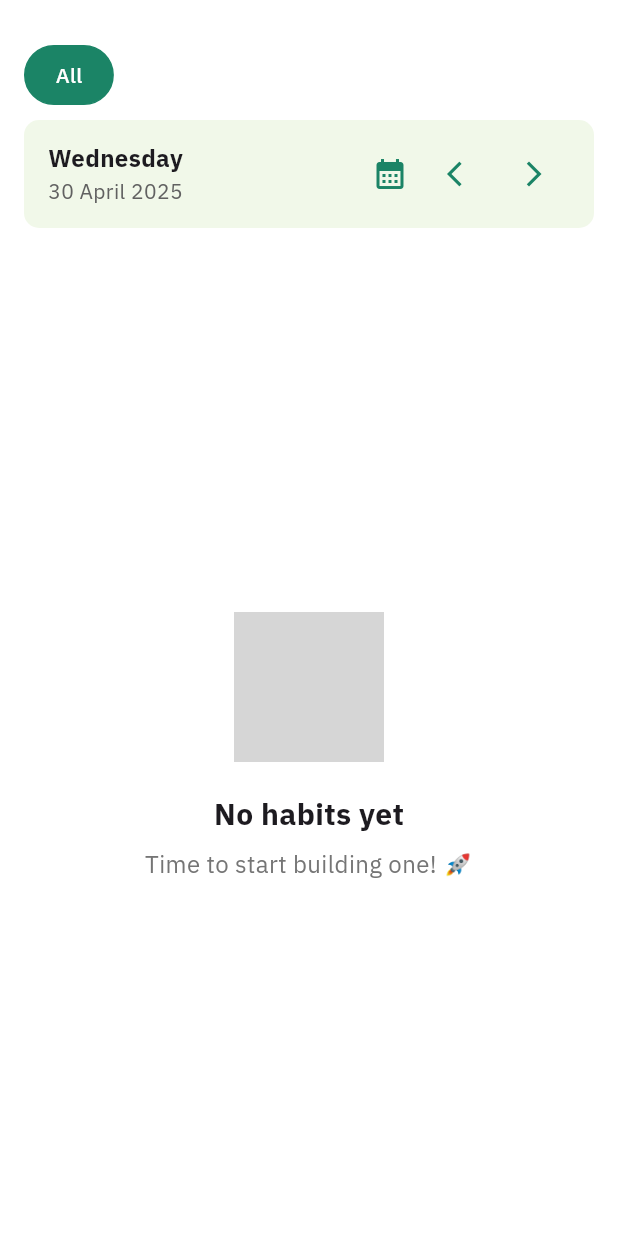
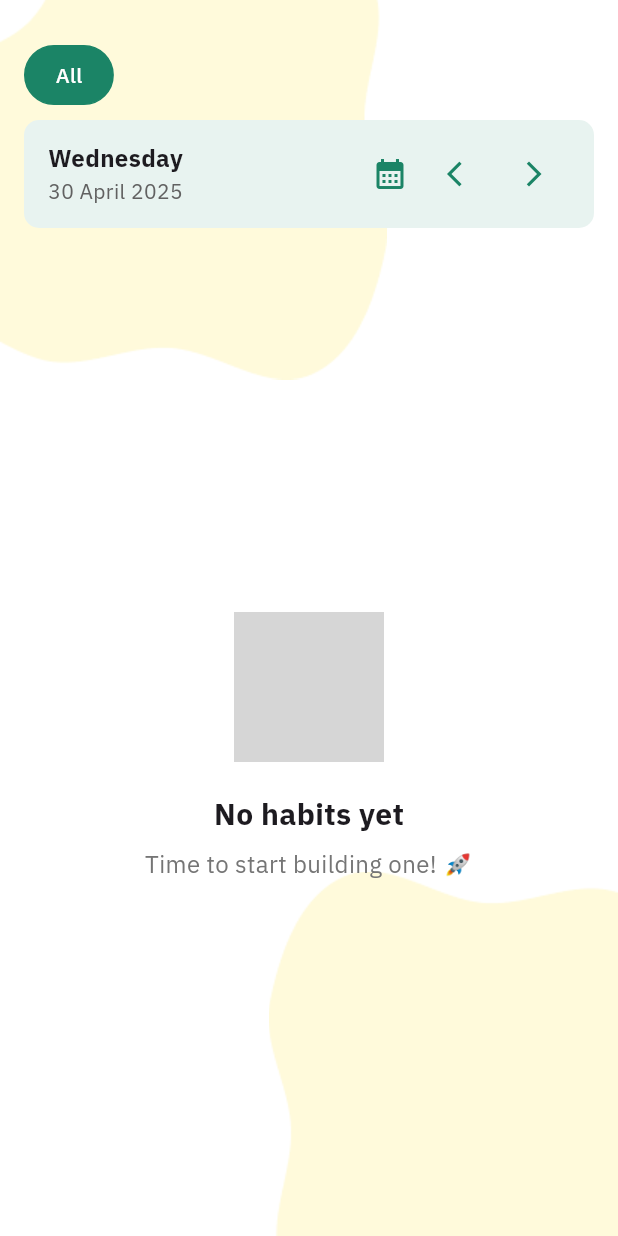
Before and after one commit to Mohamedazzaam/trakify, a Flutter app: the _HabitsScreenContent screen opened directly, on a phone screen of 412 x 824 dp. Run offline on Flutter 3.47's test engine with Material 3 defaults, Android fonts, the phone set to English and light mode, and no system bars; our stand-ins replace animated_bottom_navigation_bar, cached_network_image, dartz, dio, equatable, flutter_bloc and 12 more; accounts and stored records are empty; grey boxes are pictures that could not be loaded.

Commit message:
finish app theame

```diff
--- a/lib/core/widgets/bottom_nav_bar.dart
+++ b/lib/core/widgets/bottom_nav_bar.dart
@@ -5,10 +5,8 @@ import 'package:flutter_screenutil/flutter_screenutil.dart';
 import 'package:font_awesome_flutter/font_awesome_flutter.dart';
 import 'package:trakify/core/di/dependency_injection.dart';
 import 'package:trakify/core/helpers/extensions.dart';
-import 'package:trakify/core/helpers/spacing.dart';
 import 'package:trakify/core/routing/routes.dart';
 import 'package:trakify/core/theming/app_colors.dart';
-import 'package:trakify/core/theming/app_styles.dart';
 import 'package:trakify/features/areas/ui/areas_screen.dart';
 import 'package:trakify/features/home/ui/home_screen.dart';
 import 'package:trakify/features/profile/logic/profile_cubit.dart';
--- a/lib/features/areas/ui/area_screen.dart
+++ b/lib/features/areas/ui/area_screen.dart
@@ -1,16 +1,13 @@
 import 'package:flutter/material.dart';
 import 'package:hive_flutter/hive_flutter.dart';
 import 'package:trakify/core/widgets/bg_shape_scaffold.dart';
-
 import '../../../core/theming/app_colors.dart';
 import '../../../core/widgets/area_habit_item.dart';
 import '../../../core/widgets/area_list_tile.dart';
 import '../../../features/add_habit/data/models/habit_model.dart';
 import '../../add_habit/ui/add_habit_screen.dart';
 import '../../edit_habit/ui/edit_habit_screen.dart';
-import '../../progress/ui/view_models/StatisticsViewModel.dart';
 import '../data/models/area_model.dart';
-import 'package:provider/provider.dart';
 
 class AreaScreen extends StatelessWidget {
   const AreaScreen({
@@ -37,7 +34,7 @@ class AreaScreen extends StatelessWidget {
 
     return BgShapeScaffold(
       appBar: AppBar(
-        backgroundColor: null,
+        backgroundColor: Colors.transparent,
         automaticallyImplyLeading: false,
         leading: InkWell(
           onTap: () {
@@ -74,6 +71,7 @@ class AreaScreen extends StatelessWidget {
                 cardColor: Color(0xff1B8466),
                 titleColor: Colors.white,
                 subTitleColor: Colors.white,
+                enable: false,
               ),
             ),
 
--- a/lib/features/areas/ui/areas_screen.dart
+++ b/lib/features/areas/ui/areas_screen.dart
@@ -74,6 +74,7 @@ class AreaListView extends StatelessWidget {
                     ),
                   );
                 },
+                enable: true,
               ),
             );
           },
--- a/lib/features/home/ui/home_screen.dart
+++ b/lib/features/home/ui/home_screen.dart
@@ -1,6 +1,7 @@
 import 'package:flutter/material.dart';
 import 'package:provider/provider.dart';
 import 'package:trakify/core/theming/app_colors.dart';
+import 'package:trakify/core/widgets/bg_shape_scaffold.dart';
 import 'package:trakify/features/add_habit/data/models/habit_model.dart';
 import 'package:trakify/features/add_habit/data/repos/habit_repository.dart';
 import 'package:trakify/features/home/ui/view_model/habit_tracking_view_model.dart';
@@ -31,14 +32,11 @@ class _HabitsScreenContent extends StatelessWidget {
   Widget build(BuildContext context) {
     return Consumer<HabitTrackingViewModel>(
       builder: (context, viewModel, _) {
-        return Scaffold(
-          backgroundColor: Colors.white,
-          body: SafeArea(
-            child:
-                viewModel.isLoading
-                    ? const Center(child: CircularProgressIndicator())
-                    : _buildContent(context, viewModel),
-          ),
+        return BgShapeScaffold(
+          body:
+              viewModel.isLoading
+                  ? const Center(child: CircularProgressIndicator())
+                  : _buildContent(context, viewModel),
         );
       },
     );
@@ -119,7 +117,7 @@ class _HabitsScreenContent extends StatelessWidget {
     return Container(
       padding: const EdgeInsets.symmetric(horizontal: 16, vertical: 12),
       decoration: BoxDecoration(
-        color: Colors.lightGreen.shade50,
+        color: AppColors.primaryLight,
         borderRadius: BorderRadius.circular(10),
       ),
       child: Row(
@@ -233,9 +231,9 @@ class _HabitsScreenContent extends StatelessWidget {
             height: 200,
             errorBuilder: (context, error, stackTrace) {
               return const Icon(
-                Icons.cloud_outlined,
+                Icons.wb_cloudy_outlined,
                 size: 100,
-                color: Colors.grey,
+                color: AppColors.primaryLight,
               );
             },
           ),
@@ -270,10 +268,9 @@ class _HabitsScreenContent extends StatelessWidget {
         decoration: BoxDecoration(
           color:
               isCompleted
-                  ? Colors
-                      .lightGreen
-                      .shade100 // Lighter green for completed habits
-                  : Colors.lightGreen.shade50, // Original color for in-progress
+                  ? AppColors
+                      .primaryLight // Lighter green for completed habits
+                  : AppColors.primaryLight, // Original color for in-progress
           borderRadius: BorderRadius.circular(10),
           // Add a subtle border for completed items
           border:
```
Also changed, not shown: lib/core/widgets/all_area_widget.dart (+15 -13 lines), lib/core/widgets/area_habit_item.dart (+18 -12 lines), lib/core/widgets/area_list_tile.dart (+9 -4 lines), lib/features/progress/ui/progress_screen.dart (+7 -5 lines).
